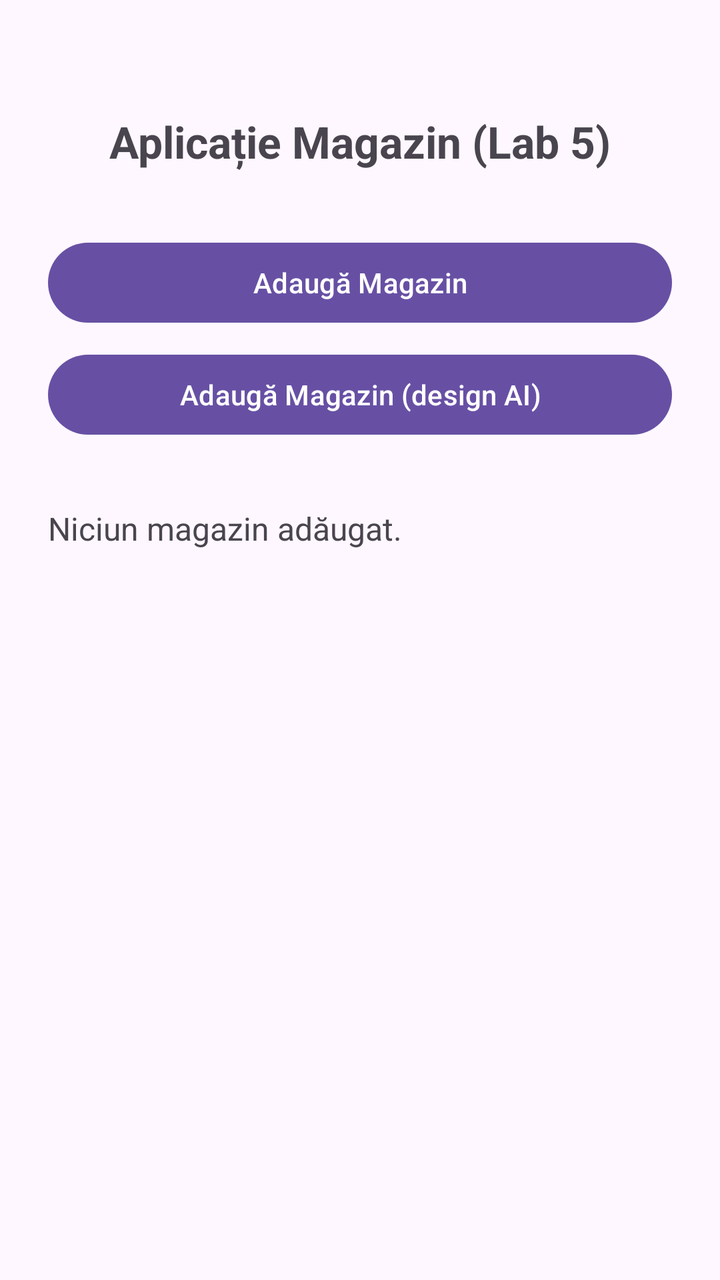
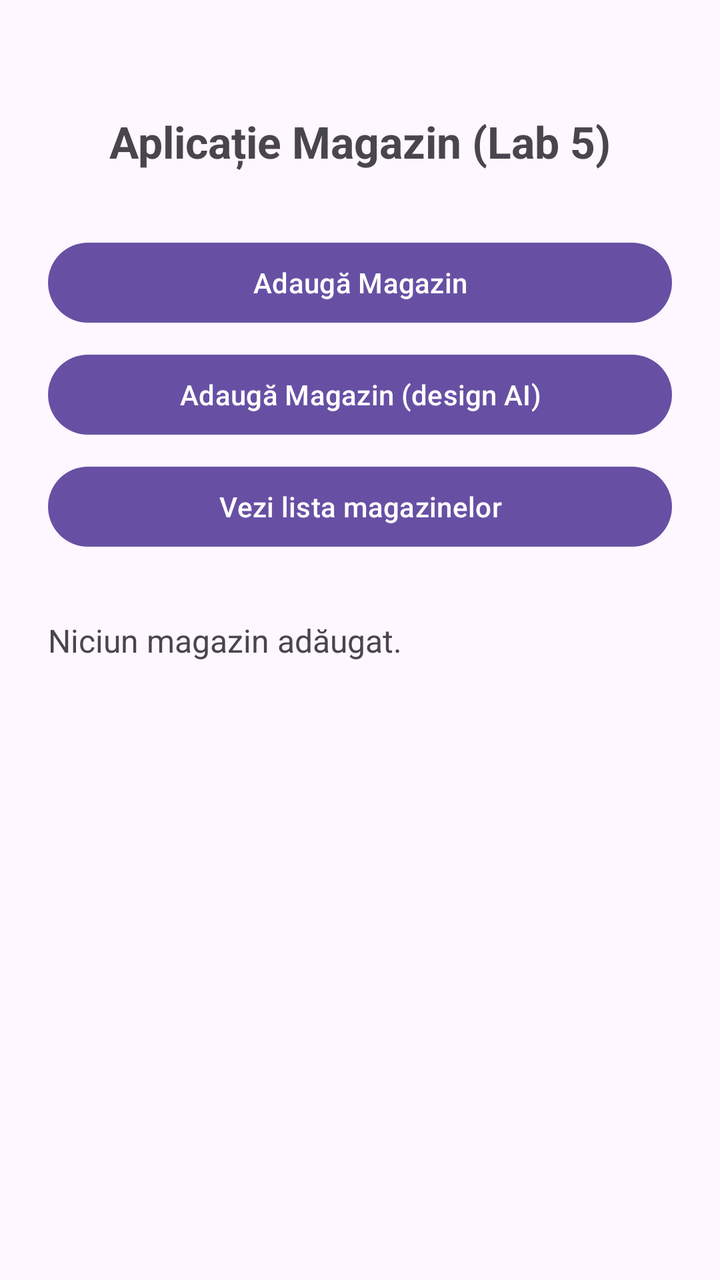

Compare the two renders of this Android layout. The source of the first and the diff that turns it into the second are given below.
<!-- AndroidManifest.xml: application theme Theme.Sem2 -->
<!-- res/layout/activity_main.xml -->
<?xml version="1.0" encoding="utf-8"?>
<androidx.constraintlayout.widget.ConstraintLayout xmlns:android="http://schemas.android.com/apk/res/android"
    xmlns:app="http://schemas.android.com/apk/res-auto"
    xmlns:tools="http://schemas.android.com/tools"
    android:id="@+id/main"
    android:layout_width="match_parent"
    android:layout_height="match_parent"
    android:padding="24dp"
    tools:context=".MainActivity">

    <TextView
        android:id="@+id/tvWelcome"
        android:layout_width="wrap_content"
        android:layout_height="wrap_content"
        android:text="@string/main_titlu"
        android:textSize="22sp"
        android:textStyle="bold"
        app:layout_constraintEnd_toEndOf="parent"
        app:layout_constraintStart_toStartOf="parent"
        app:layout_constraintTop_toTopOf="parent"
        android:layout_marginTop="32dp" />

    <Button
        android:id="@+id/btnAddMagazin"
        android:layout_width="0dp"
        android:layout_height="wrap_content"
        android:layout_marginTop="32dp"
        android:text="@string/btn_adauga_magazin"
        app:layout_constraintEnd_toEndOf="parent"
        app:layout_constraintStart_toStartOf="parent"
        app:layout_constraintTop_toBottomOf="@+id/tvWelcome" />

    <Button
        android:id="@+id/btnAddMagazinAI"
        android:layout_width="0dp"
        android:layout_height="wrap_content"
        android:layout_marginTop="8dp"
        android:text="@string/btn_adauga_magazin_ai"
        app:layout_constraintEnd_toEndOf="parent"
        app:layout_constraintStart_toStartOf="parent"
        app:layout_constraintTop_toBottomOf="@+id/btnAddMagazin" />

    <TextView
        android:id="@+id/tvResult"
        android:layout_width="0dp"
        android:layout_height="wrap_content"
        android:layout_marginTop="32dp"
        android:text="@string/niciun_magazin"
        android:textSize="16sp"
        app:layout_constraintEnd_toEndOf="parent"
        app:layout_constraintStart_toStartOf="parent"
        app:layout_constraintTop_toBottomOf="@+id/btnAddMagazinAI" />

</androidx.constraintlayout.widget.ConstraintLayout>
<!-- resources referenced by this layout -->
<resources>
  <string name="btn_adauga_magazin">Adaugă Magazin</string>
  <string name="btn_adauga_magazin_ai">Adaugă Magazin (design AI)</string>
  <string name="main_titlu">Aplicație Magazin (Lab 5)</string>
  <string name="niciun_magazin">Niciun magazin adăugat.</string>
  <style name="Theme.Sem2" parent="Base.Theme.Sem2" />
  <style name="Base.Theme.Sem2" parent="Theme.Material3.DayNight.NoActionBar">
          
          
      </style>
</resources>

<!-- the commit's change to res/layout/activity_main.xml (unified diff, before → after) -->
@@ -40,6 +40,16 @@
         app:layout_constraintStart_toStartOf="parent"
         app:layout_constraintTop_toBottomOf="@+id/btnAddMagazin" />
 
+    <Button
+        android:id="@+id/btnVeziLista"
+        android:layout_width="0dp"
+        android:layout_height="wrap_content"
+        android:layout_marginTop="8dp"
+        android:text="@string/btn_vezi_lista"
+        app:layout_constraintEnd_toEndOf="parent"
+        app:layout_constraintStart_toStartOf="parent"
+        app:layout_constraintTop_toBottomOf="@+id/btnAddMagazinAI" />
+
     <TextView
         android:id="@+id/tvResult"
         android:layout_width="0dp"
@@ -49,6 +59,6 @@
         android:textSize="16sp"
         app:layout_constraintEnd_toEndOf="parent"
         app:layout_constraintStart_toStartOf="parent"
-        app:layout_constraintTop_toBottomOf="@+id/btnAddMagazinAI" />
+        app:layout_constraintTop_toBottomOf="@+id/btnVeziLista" />
 
 </androidx.constraintlayout.widget.ConstraintLayout>
<!-- resource entries referenced after the edit -->
@@ -2,6 +2,7 @@
 <resources>
   <string name="btn_adauga_magazin">Adaugă Magazin</string>
   <string name="btn_adauga_magazin_ai">Adaugă Magazin (design AI)</string>
+  <string name="btn_vezi_lista">Vezi lista magazinelor</string>
   <string name="main_titlu">Aplicație Magazin (Lab 5)</string>
   <string name="niciun_magazin">Niciun magazin adăugat.</string>
   <style name="Theme.Sem2" parent="Base.Theme.Sem2" />
